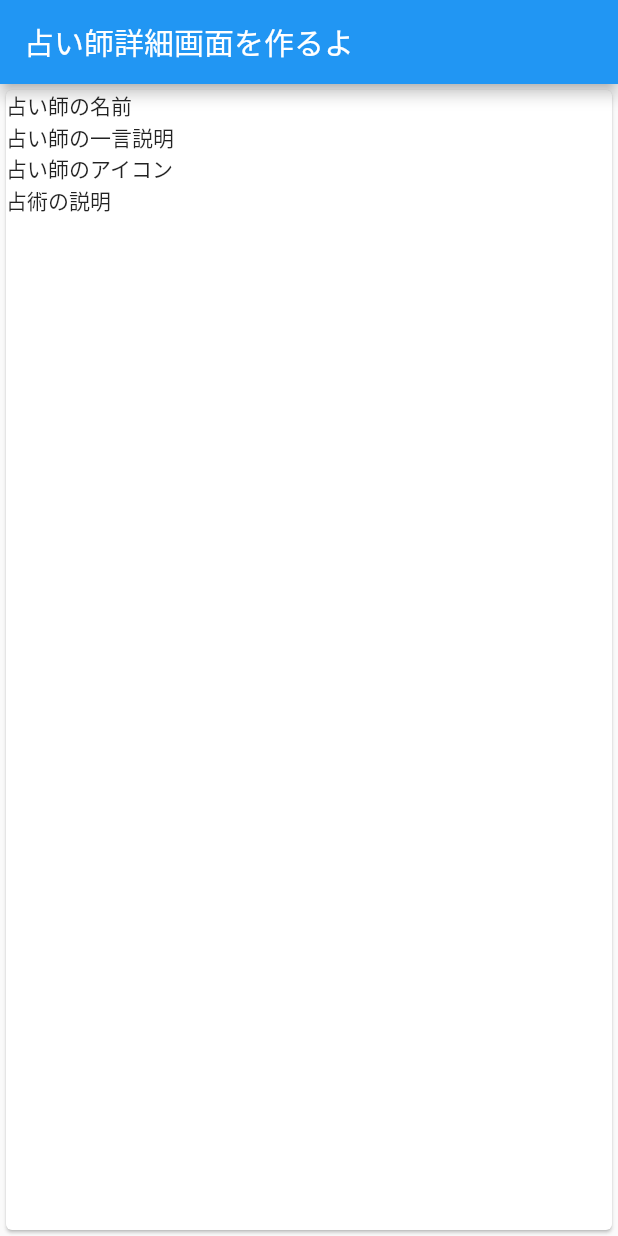
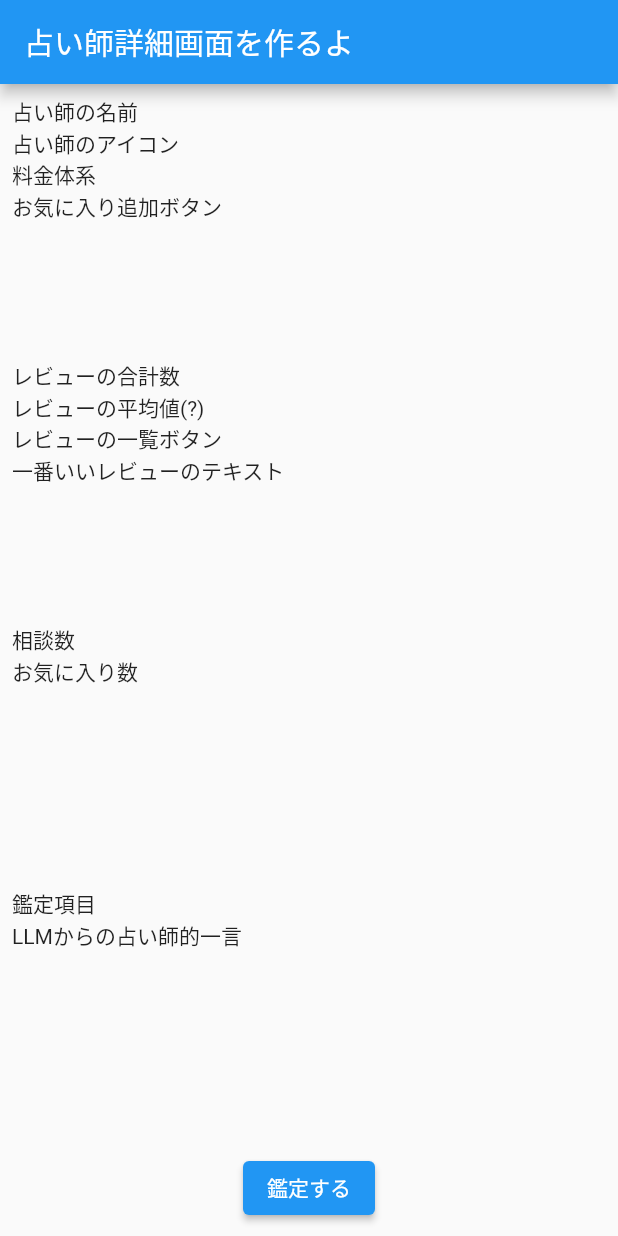
Before and after one commit to kajiyai/flutter_tutorial, a Flutter app: the screen it shows after launch, on a phone screen of 412 x 824 dp. Run offline on Flutter 3.47's test engine with Material 2 defaults, Android fonts, the phone set to English and light mode, and no system bars.

Commit message:
占い師詳細画面に設計通りの要素を追加

```diff
--- a/lib/fortune_teller.dart
+++ b/lib/fortune_teller.dart
@@ -1,22 +1,57 @@
 import 'package:flutter/material.dart';
+import 'package:flutter_sampleapp_1/first_page.dart';
 
 class Home extends StatelessWidget {
   const Home({super.key});
 
   @override
   Widget build(BuildContext context) {
-    const data = [
+    const _teller_card = [
       Text("占い師の名前"),
-      Text("占い師の一言説明"),
       Text("占い師のアイコン"),
-      Text("占術の説明")
+      Text("料金体系"),
+      Text("お気に入り追加ボタン")
+    ];
+    const _reviews = [
+      Text("レビューの合計数"),
+      Text("レビューの平均値(?)"),
+      Text("レビューの一覧ボタン"),
+      Text("一番いいレビューのテキスト"),
+    ];
+    const _basic_info = [Text("相談数"), Text("お気に入り数")];
+    const _detailed_info = [
+      Text("鑑定項目"),
+      Text("LLMからの占い師的一言"),
     ];
     return Scaffold(
       appBar: AppBar(title: const Text('占い師詳細画面を作るよ')),
-      body: Center(
-          child: Card(
-        child: ListView(children: data),
-      )),
+      body: Padding(
+        padding: const EdgeInsets.all(8.0),
+        child: Column(
+          mainAxisAlignment: MainAxisAlignment.center,
+          children: [
+            Expanded(
+              child: ListView(children: _teller_card),
+            ),
+            Expanded(
+              child: ListView(children: _reviews),
+            ),
+            Expanded(
+              child: ListView(children: _basic_info),
+            ),
+            Expanded(
+              child: ListView(children: _detailed_info),
+            ),
+            ElevatedButton(
+              onPressed: () {
+                Navigator.push(context,
+                    MaterialPageRoute(builder: (context) => FirstPage()));
+              },
+              child: const Text('鑑定する'),
+            ),
+          ],
+        ),
+      ),
     );
   }
 }
```
